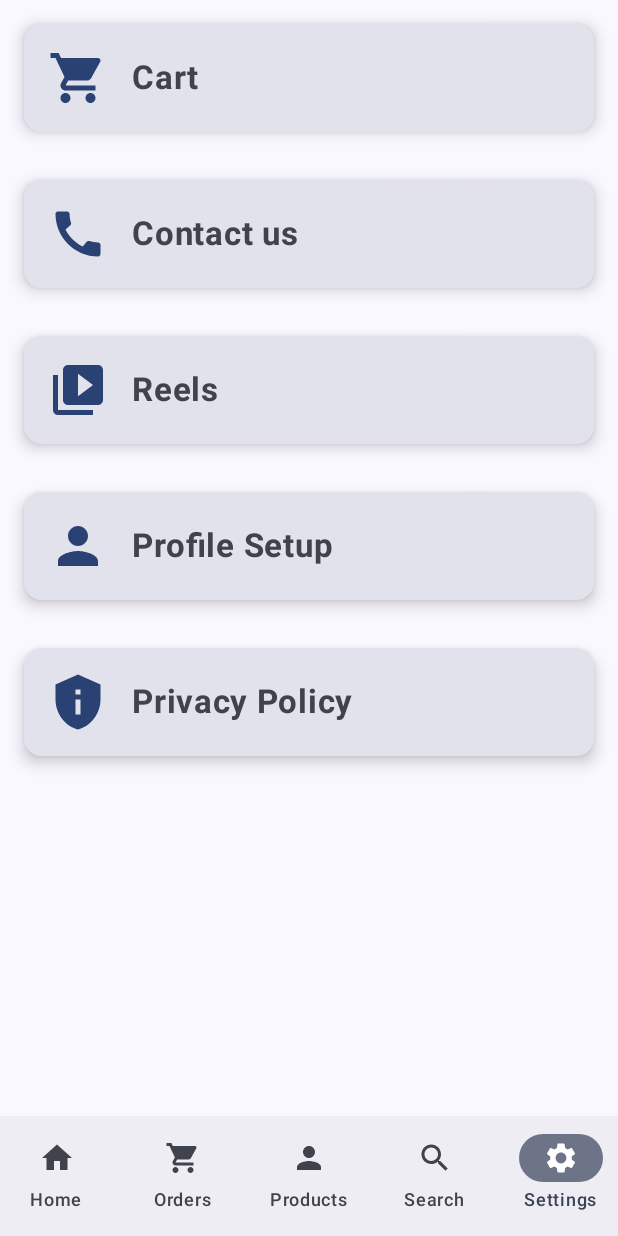
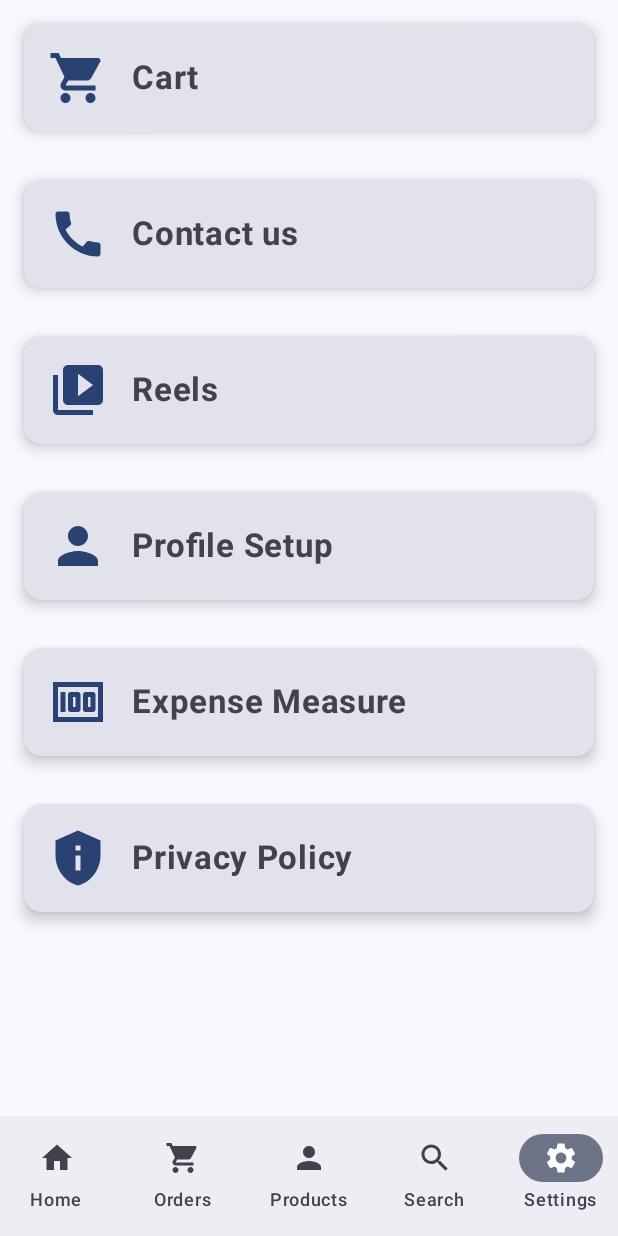
Before and after one commit to Codexyze/FashionPoint, an Android app built with Jetpack Compose: the landingScreen screen opened through its navigation route, item 5 of the bottom bar chosen, on a phone screen of 412 x 824 dp. Run offline under Robolectric (Android 15) with nearby library versions, the phone set to English and light mode, and no system bars; our stand-ins replace Dagger/Hilt's generated code, Firebase (no records; nobody signed in at launch, a user with empty details on screens opened directly); libraries missing offline, so code that uses them is left out: com.razorpay, com.shashank.sony.

Commit message:
Version 1.6.6 Expense Tracking Screen.kt Added

```diff
--- a/app/src/main/java/com/example/femalepoint/navigation/MyApp.kt
+++ b/app/src/main/java/com/example/femalepoint/navigation/MyApp.kt
@@ -32,6 +32,7 @@ import com.example.female.AddUserDataScreen
 import com.example.femalepoint.presenation.screens.AllProductScreen
 import com.example.femalepoint.presenation.screens.AllReviewScreen
 import com.example.femalepoint.presenation.screens.CartScreen
+import com.example.femalepoint.presenation.screens.ExpenseTrackingScreen
 import com.example.femalepoint.presenation.screens.GetcategoryScreen
 import com.example.femalepoint.presenation.screens.LoginScreen
 import com.example.femalepoint.presenation.screens.MatchingProducts
@@ -169,6 +170,9 @@ LaunchedEffect(auth) {
         composable<PROFILESCREEN> {
             ProfileScreen(navController = navController)
         }
+        composable<EXPENSETRACKINGSCREEN> {
+            ExpenseTrackingScreen(navController = navController)
+        }
 
     }
 
--- a/app/src/main/java/com/example/femalepoint/navigation/NavigationRoutes.kt
+++ b/app/src/main/java/com/example/femalepoint/navigation/NavigationRoutes.kt
@@ -71,3 +71,6 @@ object PRIVACYPOLICYSCREEN
 
 @Serializable
 object  PROFILESCREEN
+
+@Serializable
+object EXPENSETRACKINGSCREEN
--- a/app/src/main/java/com/example/femalepoint/presenation/screens/AddUserScreen.kt
+++ b/app/src/main/java/com/example/femalepoint/presenation/screens/AddUserScreen.kt
@@ -273,7 +273,7 @@ fun AddUserDataScreen(navController: NavController,viewModel: MyViewModel= hiltV
                                       name = name.value,
                                       email = email.value,
                                       age = age.value
-                                  )
+                                  )//deprecated feature
                                   val order=OrderDetails(
                                      productID = productID,
                                       address = adress.value,
--- a/app/src/main/java/com/example/femalepoint/presenation/screens/SettingScreen.kt
+++ b/app/src/main/java/com/example/femalepoint/presenation/screens/SettingScreen.kt
@@ -16,6 +16,7 @@ import androidx.compose.foundation.lazy.LazyColumn
 import androidx.compose.foundation.shape.RoundedCornerShape
 import androidx.compose.material.icons.Icons
 import androidx.compose.material.icons.filled.Call
+import androidx.compose.material.icons.filled.Money
 import androidx.compose.material.icons.filled.Person
 import androidx.compose.material.icons.filled.PrivacyTip
 import androidx.compose.material.icons.filled.ShoppingCart
@@ -37,6 +38,7 @@ import androidx.compose.ui.unit.sp
 import androidx.navigation.NavController
 import com.example.femalepoint.constants.Constants
 import com.example.femalepoint.navigation.CARTSCREEN
+import com.example.femalepoint.navigation.EXPENSETRACKINGSCREEN
 import com.example.femalepoint.navigation.PRIVACYPOLICYSCREEN
 import com.example.femalepoint.navigation.PROFILESCREEN
 import com.example.femalepoint.navigation.REELSVIDEOSCREEN
@@ -210,6 +212,42 @@ fun SeetingsScreen(navController: NavController) {
                     }
 
                 }
+
+                Card(
+                    modifier = Modifier
+                        .fillMaxWidth()
+                        .padding(16.dp).clickable {
+                            navController.navigate(EXPENSETRACKINGSCREEN)
+
+                        },
+                    colors = CardDefaults.cardColors(
+                        containerColor = MaterialTheme.colorScheme.surfaceVariant,
+                    ),
+                    elevation = CardDefaults.cardElevation(defaultElevation = 6.dp),
+                    shape = RoundedCornerShape(12.dp) // Rounded corners for a better look
+                ) {
+                    Row(
+                        modifier = Modifier
+                            .fillMaxWidth()
+                            .padding(16.dp), // Add internal padding for better spacing
+                        verticalAlignment = Alignment.CenterVertically // Align items in the center
+                    ) {
+                        Icon(
+                            imageVector = Icons.Default.Money,
+                            contentDescription = "Expense Tracking",
+                            modifier = Modifier.size(40.dp), // Increased icon size
+                            tint = MaterialTheme.colorScheme.primary
+                        )
+                        Spacer(modifier = Modifier.width(16.dp)) // Increased spacing for better layout
+                        Text(
+                            text = "Expense Measure",
+                            fontSize = 22.sp, // Slightly larger text
+                            fontWeight = FontWeight.Bold
+                        )
+
+                    }
+
+                }
                 Card(
                     modifier = Modifier
                         .fillMaxWidth()
```
Also changed, not shown: app/src/main/java/com/example/femalepoint/presenation/screens/Expense Tracking Screen.kt (added, +163 -0 lines).
